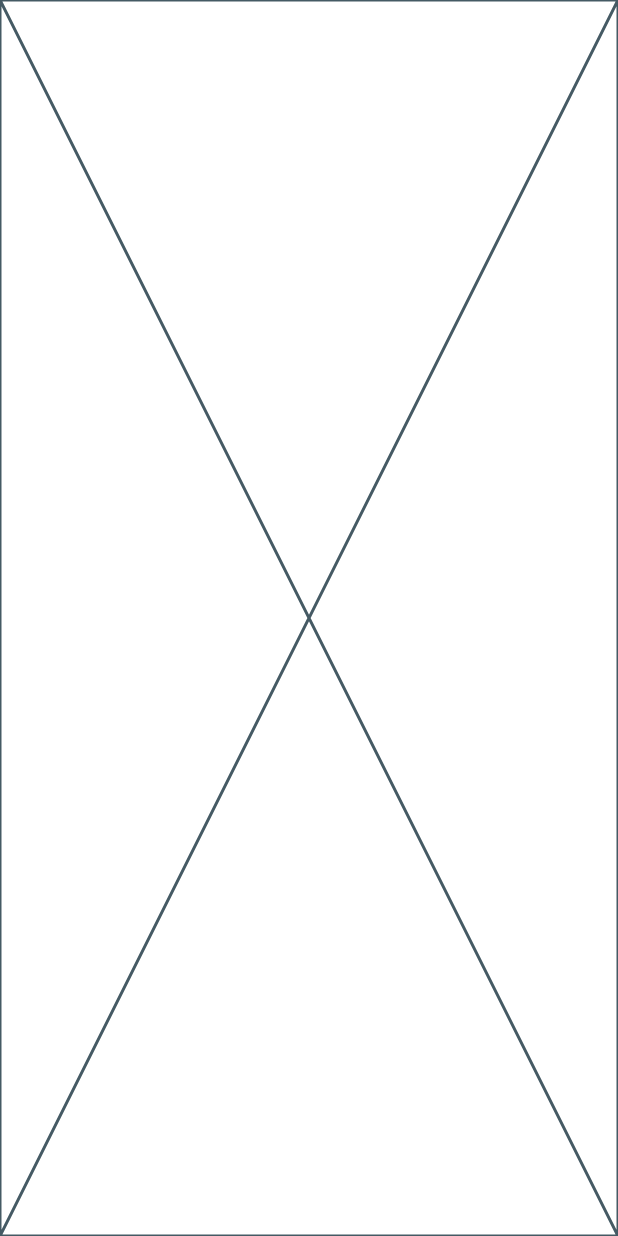
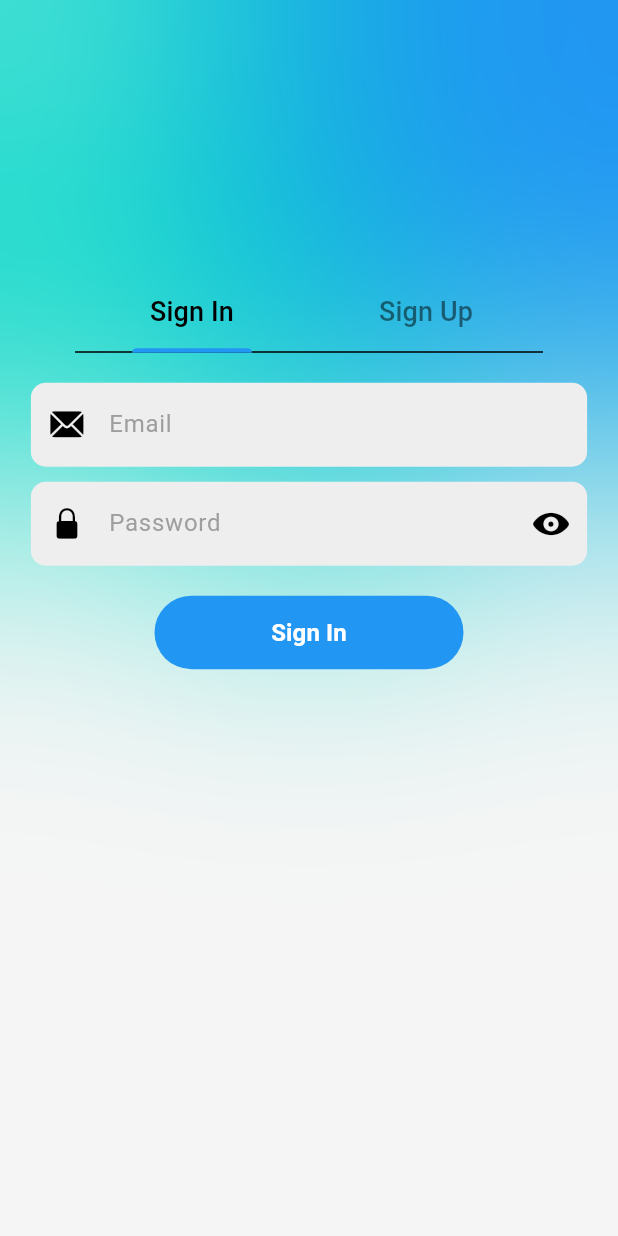
Before and after one commit to akashgamage/pizza-app-practice, a Flutter app: the screen it shows after launch, on a phone screen of 412 x 824 dp. Run offline on Flutter 3.47's test engine with Material 3 defaults, Android fonts, the phone set to English and light mode, and no system bars; our stand-ins replace bloc, cloud_firestore, equatable, firebase_auth, firebase_core, flutter_bloc and 1 more; accounts and stored records are empty.

Commit message:
SignIn and SignUp

```diff
--- /dev/null
+++ b/lib/components/my_text_field.dart
@@ -0,0 +1,61 @@
+import 'package:flutter/material.dart';
+
+class MyTextField extends StatelessWidget {
+  final TextEditingController controller;
+  final String hintText;
+  final bool obscureText;
+  final TextInputType keyboardType;
+  final Widget? suffixIcon;
+  final VoidCallback? onTap;
+  final Widget? prefixIcon;
+  final String? Function(String?)? validator;
+  final FocusNode? focusNode;
+  final String? errorMsg;
+  final String? Function(String?)? onChanged;
+
+  const MyTextField(
+      {super.key,
+      required this.controller,
+      required this.hintText,
+      required this.obscureText,
+      required this.keyboardType,
+      this.suffixIcon,
+      this.onTap,
+      this.prefixIcon,
+      this.validator,
+      this.focusNode,
+      this.errorMsg,
+      this.onChanged});
+
+  @override
+  Widget build(BuildContext context) {
+    return TextFormField(
+      validator: validator,
+      controller: controller,
+      obscureText: obscureText,
+      keyboardType: keyboardType,
+      focusNode: focusNode,
+      onTap: onTap,
+      textInputAction: TextInputAction.next,
+      onChanged: onChanged,
+      decoration: InputDecoration(
+        suffixIcon: suffixIcon,
+        prefixIcon: prefixIcon,
+        enabledBorder: OutlineInputBorder(
+          borderRadius: BorderRadius.circular(10),
+          borderSide: const BorderSide(color: Colors.transparent),
+        ),
+        focusedBorder: OutlineInputBorder(
+          borderRadius: BorderRadius.circular(20),
+          borderSide:
+              BorderSide(color: Theme.of(context).colorScheme.secondary),
+        ),
+        fillColor: Colors.grey.shade200,
+        filled: true,
+        hintText: hintText,
+        hintStyle: TextStyle(color: Colors.grey[500]),
+        errorText: errorMsg,
+      ),
+    );
+  }
+}
--- /dev/null
+++ b/lib/screens/auth/blocs/sign_in_bloc/sign_in_bloc.dart
@@ -0,0 +1,27 @@
+import 'package:bloc/bloc.dart';
+import 'package:equatable/equatable.dart';
+import 'package:user_repository/user_repository.dart';
+
+part 'sign_in_event.dart';
+part 'sign_in_state.dart';
+
+class SignInBloc extends Bloc<SignInEvent, SignInState> {
+  final UserRepository _userRepository;
+
+  SignInBloc(
+    this._userRepository,
+  ) : super(SignInInitial()) {
+    on<SignInRequired>((event, emit) async {
+      emit(SignInProcess());
+      try {
+        await _userRepository.signIn(event.email, event.password);
+      } catch (e) {
+        emit(SignInFailure());
+      }
+    });
+
+    on<SignOutRequired>((event, emit) async {
+      await _userRepository.logOut();
+    });
+  }
+}
--- /dev/null
+++ b/lib/screens/auth/blocs/sign_in_bloc/sign_in_event.dart
@@ -0,0 +1,20 @@
+part of 'sign_in_bloc.dart';
+
+sealed class SignInEvent extends Equatable {
+  const SignInEvent();
+
+  @override
+  List<Object> get props => [];
+}
+
+class SignInRequired extends SignInEvent {
+  final String email;
+  final String password;
+
+  const SignInRequired(this.email, this.password);
+
+  @override
+  List<Object> get props => [email, password];
+}
+
+class SignOutRequired extends SignInEvent {}
--- /dev/null
+++ b/lib/screens/auth/blocs/sign_in_bloc/sign_in_state.dart
@@ -0,0 +1,16 @@
+part of 'sign_in_bloc.dart';
+
+sealed class SignInState extends Equatable {
+  const SignInState();
+
+  @override
+  List<Object> get props => [];
+}
+
+final class SignInInitial extends SignInState {}
+
+final class SignInFailure extends SignInState {}
+
+final class SignInProcess extends SignInState {}
+
+final class SignInSuccess extends SignInState {}
--- /dev/null
+++ b/lib/screens/auth/blocs/sign_up_bloc/sign_up_bloc.dart
@@ -0,0 +1,24 @@
+import 'package:bloc/bloc.dart';
+import 'package:equatable/equatable.dart';
+import 'package:user_repository/user_repository.dart';
+
+part 'sign_up_event.dart';
+part 'sign_up_state.dart';
+
+class SignUpBloc extends Bloc<SignUpEvent, SignUpState> {
+  final UserRepository _userRepository;
+
+  SignUpBloc(this._userRepository) : super(SignUpInitial()) {
+    on<SignUpRequired>((event, emit) async {
+      emit(SignUpProcess());
+      try {
+        MyUser myUser =
+            await _userRepository.signUp(event.user, event.password);
+        await _userRepository.setUserData(myUser);
+        emit(SignUpSuccess());
+      } catch (e) {
+        emit(SignUpFailure());
+      }
+    });
+  }
+}
--- /dev/null
+++ b/lib/screens/auth/blocs/sign_up_bloc/sign_up_event.dart
@@ -0,0 +1,18 @@
+part of 'sign_up_bloc.dart';
+
+sealed class SignUpEvent extends Equatable {
+  const SignUpEvent();
+
+  @override
+  List<Object> get props => [];
+}
+
+class SignUpRequired extends SignUpEvent {
+  final MyUser user;
+  final String password;
+
+  const SignUpRequired(this.user, this.password);
+
+  @override
+  List<Object> get props => [user, password];
+}
--- /dev/null
+++ b/lib/screens/auth/blocs/sign_up_bloc/sign_up_state.dart
@@ -0,0 +1,16 @@
+part of 'sign_up_bloc.dart';
+
+sealed class SignUpState extends Equatable {
+  const SignUpState();
+
+  @override
+  List<Object> get props => [];
+}
+
+final class SignUpInitial extends SignUpState {}
+
+class SignUpSuccess extends SignUpState {}
+
+class SignUpFailure extends SignUpState {}
+
+class SignUpProcess extends SignUpState {}
--- /dev/null
+++ b/lib/screens/auth/views/sign_in_screen.dart
@@ -0,0 +1,138 @@
+import 'package:flutter/cupertino.dart';
+import 'package:flutter/material.dart';
+import 'package:flutter_bloc/flutter_bloc.dart';
+
+import '../../../components/my_text_field.dart';
+import '../blocs/sign_in_bloc/sign_in_bloc.dart';
+
+class SignInScreen extends StatefulWidget {
+  const SignInScreen({super.key});
+
+  @override
+  State<SignInScreen> createState() => _SignInScreenState();
+}
+
+class _SignInScreenState extends State<SignInScreen> {
+  final passwordController = TextEditingController();
+  final emailController = TextEditingController();
+  final _formKey = GlobalKey<FormState>();
+  bool signInRequired = false;
+  IconData iconPassword = CupertinoIcons.eye_fill;
+  bool obscurePassword = true;
+  String? _errorMsg;
+
+  @override
+  Widget build(BuildContext context) {
+    return BlocListener<SignInBloc, SignInState>(
+      listener: (context, state) {
+        if (state is SignInSuccess) {
+          setState(() {
+            signInRequired = false;
+          });
+        } else if (state is SignInProcess) {
+          setState(() {
+            signInRequired = true;
+          });
+        } else if (state is SignInFailure) {
+          setState(() {
+            signInRequired = false;
+            _errorMsg = 'Invalid email or password';
+          });
+        }
+      },
+      child: Form(
+          key: _formKey,
+          child: Column(
+            children: [
+              const SizedBox(height: 20),
+              SizedBox(
+                  width: MediaQuery.of(context).size.width * 0.9,
+                  child: MyTextField(
+                      controller: emailController,
+                      hintText: 'Email',
+                      obscureText: false,
+                      keyboardType: TextInputType.emailAddress,
+                      prefixIcon: const Icon(CupertinoIcons.mail_solid),
+                      errorMsg: _errorMsg,
+                      validator: (val) {
+                        if (val!.isEmpty) {
+                          return 'Please fill in this field';
+                        } else if (!RegExp(r'^[\w-\.]+@([\w-]+.)+[\w-]{2,4}$')
+                            .hasMatch(val)) {
+                          return 'Please enter a valid email';
+                        }
+                        return null;
+                      })),
+              const SizedBox(height: 10),
+              SizedBox(
+                width: MediaQuery.of(context).size.width * 0.9,
+                child: MyTextField(
+                  controller: passwordController,
+                  hintText: 'Password',
+                  obscureText: obscurePassword,
+                  keyboardType: TextInputType.visiblePassword,
+                  prefixIcon: const Icon(CupertinoIcons.lock_fill),
+                  errorMsg: _errorMsg,
+                  validator: (val) {
+                    if (val!.isEmpty) {
+                      return 'Please fill in this field';
+                    } else if (!RegExp(
+                            r'^(?=.*?[A-Z])(?=.*?[a-z])(?=.*?[0-9])(?=.*?[!@#\$&*~`)\%\-(_+=;:,.<>/?"[{\]}\|^]).{8,}$')
+                        .hasMatch(val)) {
+                      return 'Please enter a valid password';
+                    }
+                    return null;
+                  },
+                  suffixIcon: IconButton(
+                    onPressed: () {
+                      setState(() {
+                        obscurePassword = !obscurePassword;
+                        if (obscurePassword) {
+                          iconPassword = CupertinoIcons.eye_fill;
+                        } else {
+                          iconPassword = CupertinoIcons.eye_slash_fill;
+                        }
+                      });
+                    },
+                    icon: Icon(iconPassword),
+                  ),
+                ),
+              ),
+              const SizedBox(height: 20),
+              !signInRequired
+                  ? SizedBox(
+                      width: MediaQuery.of(context).size.width * 0.5,
+                      child: TextButton(
+                          onPressed: () {
+                            if (_formKey.currentState!.validate()) {
+                              context.read<SignInBloc>().add(SignInRequired(
+                                  emailController.text,
+                                  passwordController.text));
+                            }
+                          },
+                          style: TextButton.styleFrom(
+                              elevation: 3.0,
+                              backgroundColor:
+                                  Theme.of(context).colorScheme.primary,
+                              foregroundColor: Colors.white,
+                              shape: RoundedRectangleBorder(
+                                  borderRadius: BorderRadius.circular(60))),
+                          child: const Padding(
+                            padding: EdgeInsets.symmetric(
+                                horizontal: 25, vertical: 5),
+                            child: Text(
+                              'Sign In',
+                              textAlign: TextAlign.center,
+                              style: TextStyle(
+                                  color: Colors.white,
+                                  fontSize: 16,
+                                  fontWeight: FontWeight.w600),
+                            ),
+                          )),
+                    )
+                  : const CircularProgressIndicator(),
+            ],
+          )),
+    );
+  }
+}
--- a/lib/screens/auth/views/welcome_screen.dart
+++ b/lib/screens/auth/views/welcome_screen.dart
@@ -1,4 +1,12 @@
+import 'dart:ui';
 import 'package:flutter/material.dart';
+import 'package:flutter_bloc/flutter_bloc.dart';
+import 'package:pizza_app/bloc/authentication_bloc/authentication_bloc.dart';
+
+import '../blocs/sign_in_bloc/sign_in_bloc.dart';
+import '../blocs/sign_up_bloc/sign_up_bloc.dart';
+import 'sign_in_screen.dart';
+import 'sign_up_screen.dart';
 
 class WelcomeScreen extends StatefulWidget {
   const WelcomeScreen({super.key});
@@ -7,9 +15,113 @@ class WelcomeScreen extends StatefulWidget {
   State<WelcomeScreen> createState() => _WelcomeScreenState();
 }
 
-class _WelcomeScreenState extends State<WelcomeScreen> {
+class _WelcomeScreenState extends State<WelcomeScreen>
+    with TickerProviderStateMixin {
+  late TabController tabController;
+
+  @override
+  void initState() {
+    tabController = TabController(initialIndex: 0, length: 2, vsync: this);
+    super.initState();
+  }
+
   @override
   Widget build(BuildContext context) {
-    return const Placeholder();
+    return Scaffold(
+      backgroundColor: Theme.of(context).colorScheme.background,
+      body: SingleChildScrollView(
+        child: SizedBox(
+          height: MediaQuery.of(context).size.height,
+          child: Stack(
+            children: [
+              Align(
+                alignment: const AlignmentDirectional(20, -1.2),
+                child: Container(
+                  height: MediaQuery.of(context).size.width,
+                  width: MediaQuery.of(context).size.width,
+                  decoration: BoxDecoration(
+                      shape: BoxShape.circle,
+                      color: Theme.of(context).colorScheme.tertiary),
+                ),
+              ),
+              Align(
+                alignment: const AlignmentDirectional(2.7, -1.2),
+                child: Container(
+                  height: MediaQuery.of(context).size.width / 1.3,
+                  width: MediaQuery.of(context).size.width / 1.3,
+                  decoration: BoxDecoration(
+                      shape: BoxShape.circle,
+                      color: Theme.of(context).colorScheme.primary),
+                ),
+              ),
+              BackdropFilter(
+                filter: ImageFilter.blur(sigmaX: 100.0, sigmaY: 100.0),
+                child: Container(),
+              ),
+              Align(
+                alignment: Alignment.center,
+                child: SizedBox(
+                  height: MediaQuery.of(context).size.height / 1.8,
+                  child: Column(
+                    children: [
+                      Padding(
+                        padding: const EdgeInsets.symmetric(horizontal: 50.0),
+                        child: TabBar(
+                          controller: tabController,
+                          unselectedLabelColor: Theme.of(context)
+                              .colorScheme
+                              .onBackground
+                              .withOpacity(0.5),
+                          labelColor:
+                              Theme.of(context).colorScheme.onBackground,
+                          tabs: const [
+                            Padding(
+                              padding: EdgeInsets.all(12.0),
+                              child: Text(
+                                'Sign In',
+                                style: TextStyle(
+                                  fontSize: 18,
+                                ),
+                              ),
+                            ),
+                            Padding(
+                              padding: EdgeInsets.all(12.0),
+                              child: Text(
+                                'Sign Up',
+                                style: TextStyle(
+                                  fontSize: 18,
+                                ),
+                              ),
+                            ),
+                          ],
+                        ),
+                      ),
+                      Expanded(
+                          child: TabBarView(
+                        controller: tabController,
+                        children: [
+                          BlocProvider<SignInBloc>(
+                            create: (context) => SignInBloc(context
+                                .read<AuthenticationBloc>()
+                                .userRepository),
+                            child: const SignInScreen(),
+                          ),
+                          BlocProvider<SignUpBloc>(
+                            create: (context) => SignUpBloc(context
+                                .read<AuthenticationBloc>()
+                                .userRepository),
+                            child: const SignUpScreen(),
+                          ),
+                        ],
+                      ))
+                    ],
+                  ),
+                ),
+              )
+            ],
+          ),
+        ),
+      ),
+    );
   }
 }
--- a/pubspec.yaml
+++ b/pubspec.yaml
@@ -18,6 +18,7 @@ dependencies:
 
   user_repository:
     path: packages/user_repository
+  cupertino_icons: ^1.0.8
 
 dev_dependencies:
   flutter_test:
```
Also changed, not shown: lib/screens/auth/views/sign_up_screen.dart (added, +267 -0 lines), pubspec.lock.
